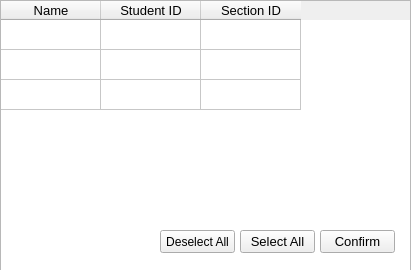
constfps/grade-importer, file list.ui: the form before one commit.
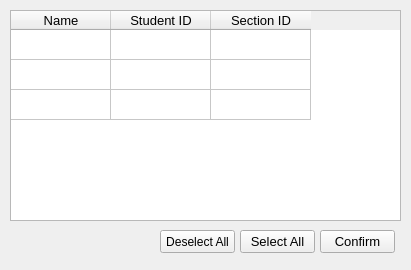
The form after the commit.

Patch:
```diff
--- a/list.ui
+++ b/list.ui
@@ -41,10 +41,10 @@
   <widget class="QTableWidget" name="table">
    <property name="geometry">
     <rect>
-     <x>0</x>
-     <y>0</y>
-     <width>411</width>
-     <height>271</height>
+     <x>10</x>
+     <y>10</y>
+     <width>391</width>
+     <height>211</height>
     </rect>
    </property>
    <property name="wordWrap">
```
